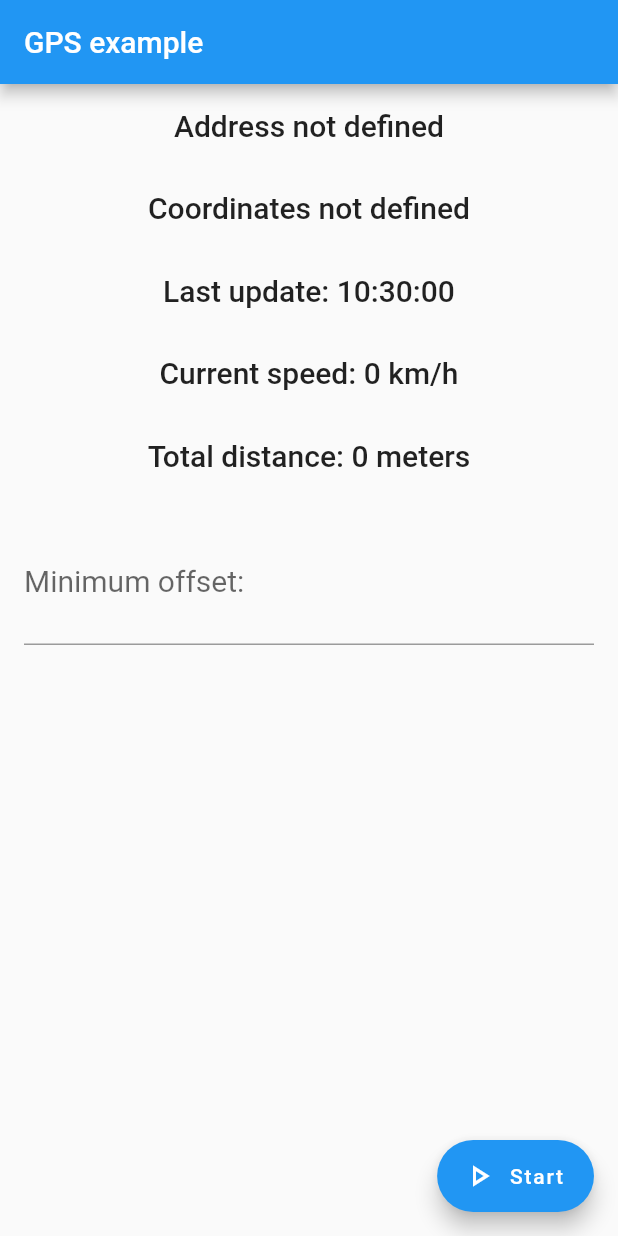
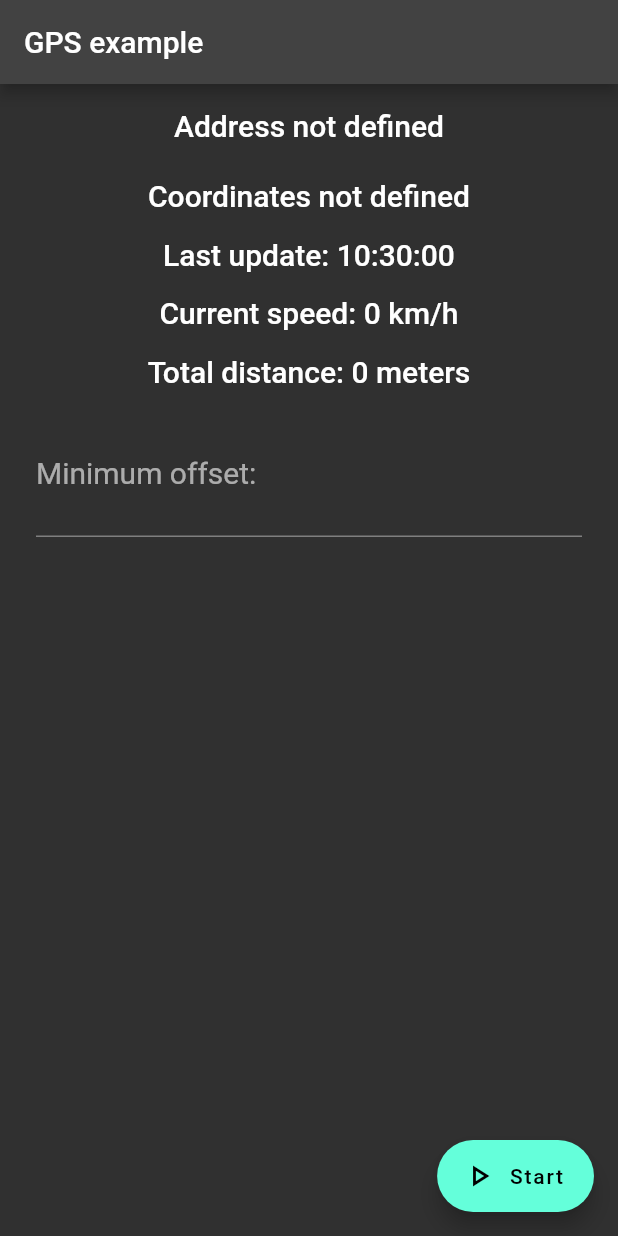
Before and after one commit to TVladimirG/Flutter_GPS_geolocation_example, a Flutter app: the screen it shows after launch, on a phone screen of 412 x 824 dp. Run offline on Flutter 3.47's test engine with Material 2 defaults, Android fonts, the phone set to English and light mode, and no system bars; our stand-ins replace geocoding, geolocator.

Commit message:
Dark mode. Fixed minor bugs.

```diff
--- a/lib/main.dart
+++ b/lib/main.dart
@@ -18,10 +18,16 @@ class MyApp extends StatelessWidget {
             create: (context) => GeoDataProvider()),
       ],
       child: MaterialApp(
+        debugShowCheckedModeBanner: false,
+        darkTheme: ThemeData.dark(),
+        theme: ThemeData(
+          visualDensity: VisualDensity.adaptivePlatformDensity,
+        ),
+        themeMode: ThemeMode.dark,
         title: 'GPS Geolocator',
-        theme: ThemeData(
-          primarySwatch: Colors.blue,
-        ),
+        // theme: ThemeData(
+        //   primarySwatch: Colors.blue,
+        // ),
         home: const HomePage(),
       ),
     );
--- a/lib/pages/main_page.dart
+++ b/lib/pages/main_page.dart
@@ -12,8 +12,9 @@ class HomePage extends StatelessWidget {
       appBar: AppBar(
         title: const Text('GPS example'),
       ),
-      body: Center(
+      body: SingleChildScrollView(
         child: Column(
+          crossAxisAlignment: CrossAxisAlignment.center,
           mainAxisAlignment: MainAxisAlignment.start,
           children: const [
             ShowAddress(),
@@ -69,7 +70,7 @@ class ShowLocation extends StatelessWidget {
   Widget build(BuildContext context) {
     // log('build ShowCurrentLocation');
     return Padding(
-      padding: const EdgeInsets.all(16.0),
+      padding: const EdgeInsets.all(8.0),
       child: Consumer<GeoDataProvider>(
         builder: (context, value, child) {
           final _currentPosition = value.newPosition;
@@ -105,7 +106,7 @@ class ShowTime extends StatelessWidget {
     // log('build ShowCurrentTime');
 
     return Padding(
-      padding: const EdgeInsets.all(16.0),
+      padding: const EdgeInsets.all(8.0),
       child: Consumer<GeoDataProvider>(
         builder: (context, value, child) {
           final thisInstant = DateTime.now();
@@ -136,7 +137,7 @@ class ShowSpeed extends StatelessWidget {
     // log('build ShowCurrentSpeed');
 
     return Padding(
-      padding: const EdgeInsets.all(16.0),
+      padding: const EdgeInsets.all(8.0),
       child: Consumer<GeoDataProvider>(
         builder: (context, value, child) {
           return Text(
@@ -160,7 +161,7 @@ class ShowDistanceFilter extends StatelessWidget {
     // log('build ShowDistanceFilter');
 
     return Padding(
-      padding: const EdgeInsets.all(16.0),
+      padding: const EdgeInsets.fromLTRB(24.0, 8.0, 24.0, 8.0),
       child: Consumer<GeoDataProvider>(
         builder: (context, value, child) {
           final _included = context.watch<GeoDataProvider>().gpsLaunched;
@@ -227,7 +228,7 @@ class ShowTotalDist extends StatelessWidget {
   @override
   Widget build(BuildContext context) {
     return Padding(
-      padding: const EdgeInsets.all(16.0),
+      padding: const EdgeInsets.all(8.0),
       child: Consumer<GeoDataProvider>(
         builder: (context, value, child) {
           return Text(
```
Also changed, not shown: pubspec.lock.
